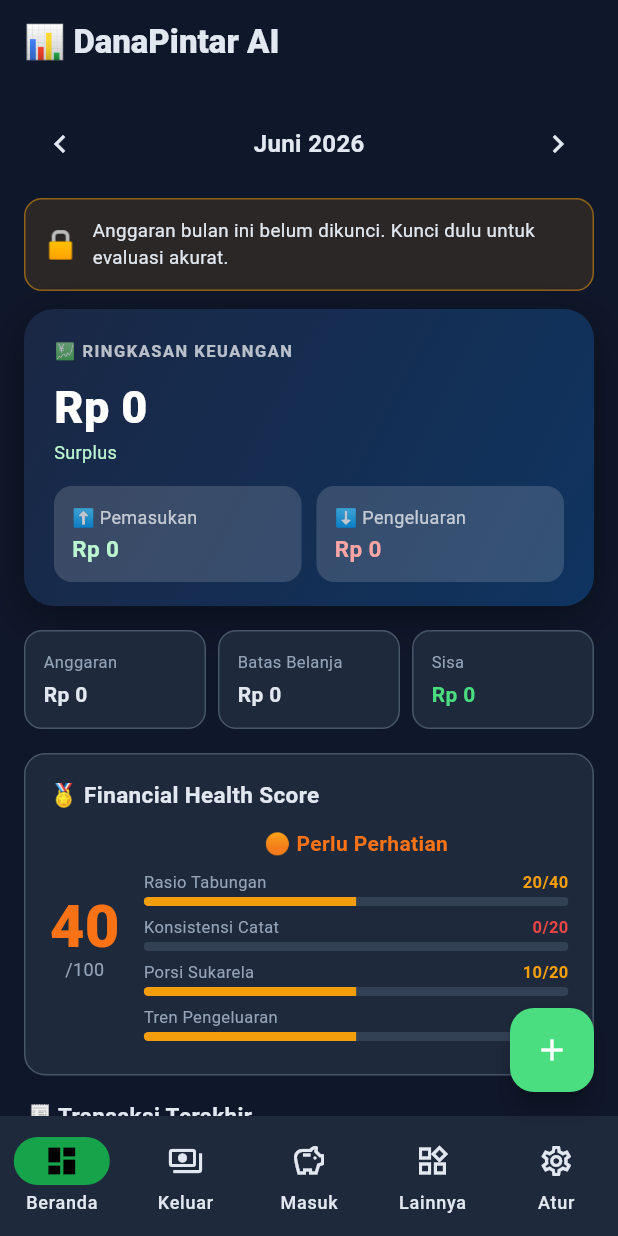
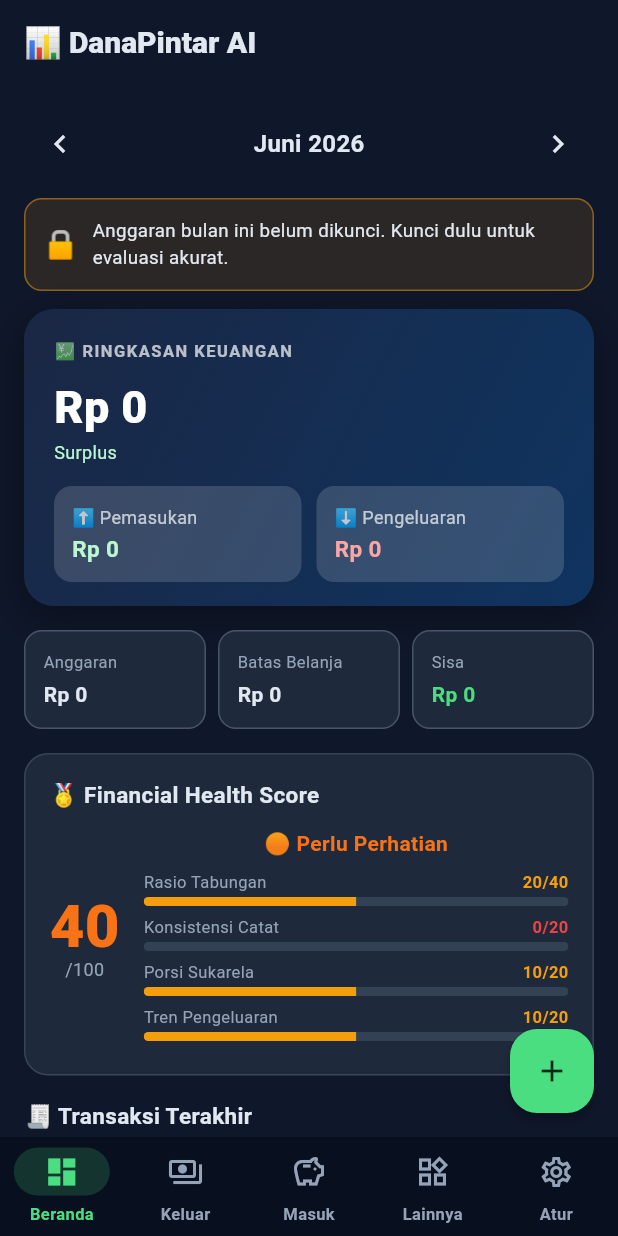
Before and after one commit to Hendrawan08/aplikasi_keuangan, a Flutter app: the screen it shows after launch, after a tap on "Lewati", on a phone screen of 412 x 824 dp. Run offline on Flutter 3.47's test engine with Material 3 defaults, Android fonts, the phone set to English and light mode, and no system bars; our stand-ins replace csv, drift, file_picker, fl_chart, flutter_local_notifications, flutter_riverpod and 7 more; missing offline and left inert: app_settings; accounts and stored records are empty; generated files the repository leaves out were written again.

Commit message:
style(ui): rombak tema global "Modern Dark/Cinema" — percantik semua halaman
Mengikuti panduan skill UI/UX (gaya Modern Dark / Cinema Mobile), agar seluruh
halaman tampil konsisten & lebih premium lewat tema bersama:

- AppTheme: sudut membulat 16, border tipis (hairline), surfaceTint dimatikan.
- NavigationBar bawah: warna sidebar, indikator hijau lembut, label/ikon aktif
  hijau (sebelumnya tema nav diabaikan karena pakai BottomNavigationBarTheme).
- AppBar: judul tebal, tanpa tint saat scroll.
- Input form: radius 14, fokus aksen hijau tebal, padding nyaman.
- Tombol (Filled/Elevated/Outlined/Text) & FAB: radius konsisten, FAB hijau.
- Chip, Dialog, BottomSheet (drag handle), SnackBar (floating), Switch,
  ProgressIndicator, Divider, ListTile: ditema seragam dengan aksen merek.
- Tambah AppColors.accentGradient & cinemaGradient.

Sentuhan komponen yang sering tampil:
- TxTile: ikon panah dalam kotak membulat (ganti emoji), sudut 16.
- HealthCard: samakan radius 16 & border lembut.

Verifikasi: flutter analyze bersih, 54 test lulus.

```diff
--- a/danapintar/lib/core/theme/app_colors.dart
+++ b/danapintar/lib/core/theme/app_colors.dart
@@ -23,4 +23,18 @@ abstract class AppColors {
     end: Alignment.bottomRight,
     colors: [Color(0xFF1A2744), Color(0xFF0F3460)],
   );
+
+  /// Gradien aksen merek (tombol utama, sorotan).
+  static const accentGradient = LinearGradient(
+    begin: Alignment.topLeft,
+    end: Alignment.bottomRight,
+    colors: [Color(0xFF4ADE80), Color(0xFF16A34A)],
+  );
+
+  /// Latar gelap sinematik (dipakai layar pembuka & header).
+  static const cinemaGradient = LinearGradient(
+    begin: Alignment.topCenter,
+    end: Alignment.bottomCenter,
+    colors: [Color(0xFF13203A), Color(0xFF0A1426), Color(0xFF050B16)],
+  );
 }
--- a/danapintar/lib/core/theme/app_theme.dart
+++ b/danapintar/lib/core/theme/app_theme.dart
@@ -2,15 +2,18 @@ import 'package:flutter/material.dart';
 
 import 'app_colors.dart';
 
-/// Tema gelap aplikasi — menggantikan blok CSS pada versi Streamlit.
+/// Tema gelap aplikasi — gaya "Modern Dark / Cinema": sudut membulat,
+/// border tipis, aksen hijau, navigasi & komponen yang konsisten di semua halaman.
 abstract class AppTheme {
+  static const _radius = 16.0;
+
   static ThemeData dark() {
     const scheme = ColorScheme.dark(
       primary: AppColors.accent,
       secondary: AppColors.accent2,
       surface: AppColors.bg2,
       error: AppColors.expense,
-      onPrimary: Colors.white,
+      onPrimary: Color(0xFF06281A),
       onSurface: AppColors.text,
     );
 
@@ -20,44 +23,67 @@ abstract class AppTheme {
       colorScheme: scheme,
       scaffoldBackgroundColor: AppColors.bg,
       fontFamily: 'Roboto',
+      splashFactory: InkSparkle.splashFactory,
     );
 
     return base.copyWith(
-      textTheme: base.textTheme.apply(
-        bodyColor: AppColors.text,
-        displayColor: AppColors.text,
-      ),
+      textTheme: base.textTheme
+          .apply(bodyColor: AppColors.text, displayColor: AppColors.text)
+          .copyWith(
+            titleLarge: base.textTheme.titleLarge?.copyWith(
+              fontWeight: FontWeight.w800,
+              letterSpacing: 0.2,
+            ),
+            titleMedium: base.textTheme.titleMedium?.copyWith(
+              fontWeight: FontWeight.w700,
+            ),
+          ),
       appBarTheme: const AppBarTheme(
         backgroundColor: AppColors.bg,
         foregroundColor: AppColors.text,
         elevation: 0,
+        scrolledUnderElevation: 0,
+        surfaceTintColor: Colors.transparent,
         centerTitle: false,
+        titleTextStyle: TextStyle(
+          color: AppColors.text,
+          fontSize: 20,
+          fontWeight: FontWeight.w800,
+        ),
       ),
       cardTheme: CardThemeData(
         color: AppColors.bg2,
         elevation: 0,
+        surfaceTintColor: Colors.transparent,
         shape: RoundedRectangleBorder(
-          borderRadius: BorderRadius.circular(14),
-          side: const BorderSide(color: AppColors.border),
+          borderRadius: BorderRadius.circular(_radius),
+          side: BorderSide(color: AppColors.border.withValues(alpha: 0.6)),
         ),
         margin: const EdgeInsets.symmetric(vertical: 6),
       ),
       inputDecorationTheme: InputDecorationTheme(
         filled: true,
         fillColor: AppColors.bg,
+        contentPadding: const EdgeInsets.symmetric(
+          horizontal: 14,
+          vertical: 14,
+        ),
         hintStyle: const TextStyle(color: AppColors.text2),
-        labelStyle: const TextStyle(color: AppColors.text),
-        border: OutlineInputBorder(
-          borderRadius: BorderRadius.circular(10),
-          borderSide: const BorderSide(color: AppColors.border),
-        ),
-        enabledBorder: OutlineInputBorder(
-          borderRadius: BorderRadius.circular(10),
-          borderSide: const BorderSide(color: AppColors.border),
-        ),
-        focusedBorder: OutlineInputBorder(
-          borderRadius: BorderRadius.circular(10),
-          borderSide: const BorderSide(color: AppColors.accent, width: 1.5),
+        labelStyle: const TextStyle(color: AppColors.text2),
+        prefixIconColor: AppColors.text2,
+        border: _inputBorder(AppColors.border.withValues(alpha: 0.7)),
+        enabledBorder: _inputBorder(AppColors.border.withValues(alpha: 0.7)),
+        focusedBorder: _inputBorder(AppColors.accent, width: 1.6),
+        errorBorder: _inputBorder(AppColors.expense),
+        focusedErrorBorder: _inputBorder(AppColors.expense, width: 1.6),
+      ),
+      filledButtonTheme: FilledButtonThemeData(
+        style: FilledButton.styleFrom(
+          backgroundColor: AppColors.accent2,
+          foregroundColor: Colors.white,
+          padding: const EdgeInsets.symmetric(horizontal: 20, vertical: 14),
+          shape: _btnShape(),
+          textStyle: const TextStyle(fontWeight: FontWeight.w700, fontSize: 14),
         ),
       ),
       elevatedButtonTheme: ElevatedButtonThemeData(
@@ -65,20 +91,120 @@ abstract class AppTheme {
           backgroundColor: AppColors.accent2,
           foregroundColor: Colors.white,
           elevation: 0,
-          padding: const EdgeInsets.symmetric(horizontal: 18, vertical: 14),
-          shape: RoundedRectangleBorder(
-            borderRadius: BorderRadius.circular(10),
-          ),
+          padding: const EdgeInsets.symmetric(horizontal: 20, vertical: 14),
+          shape: _btnShape(),
           textStyle: const TextStyle(fontWeight: FontWeight.w700),
         ),
       ),
-      dividerTheme: const DividerThemeData(color: AppColors.border, space: 24),
-      bottomNavigationBarTheme: const BottomNavigationBarThemeData(
+      outlinedButtonTheme: OutlinedButtonThemeData(
+        style: OutlinedButton.styleFrom(
+          foregroundColor: AppColors.accent,
+          side: BorderSide(color: AppColors.accent.withValues(alpha: 0.6)),
+          padding: const EdgeInsets.symmetric(horizontal: 18, vertical: 13),
+          shape: _btnShape(),
+          textStyle: const TextStyle(fontWeight: FontWeight.w700),
+        ),
+      ),
+      textButtonTheme: TextButtonThemeData(
+        style: TextButton.styleFrom(
+          foregroundColor: AppColors.accent,
+          textStyle: const TextStyle(fontWeight: FontWeight.w700),
+        ),
+      ),
+      floatingActionButtonTheme: const FloatingActionButtonThemeData(
+        backgroundColor: AppColors.accent,
+        foregroundColor: Color(0xFF06281A),
+        elevation: 3,
+        focusElevation: 3,
+        hoverElevation: 4,
+        shape: RoundedRectangleBorder(
+          borderRadius: BorderRadius.all(Radius.circular(18)),
+        ),
+      ),
+      navigationBarTheme: NavigationBarThemeData(
         backgroundColor: AppColors.sidebar,
-        selectedItemColor: AppColors.accent,
-        unselectedItemColor: AppColors.text2,
-        type: BottomNavigationBarType.fixed,
+        surfaceTintColor: Colors.transparent,
+        indicatorColor: AppColors.accent.withValues(alpha: 0.18),
+        height: 66,
+        elevation: 0,
+        labelTextStyle: WidgetStateProperty.resolveWith(
+          (states) => TextStyle(
+            fontSize: 11,
+            fontWeight: FontWeight.w600,
+            color: states.contains(WidgetState.selected)
+                ? AppColors.accent
+                : AppColors.text2,
+          ),
+        ),
+        iconTheme: WidgetStateProperty.resolveWith(
+          (states) => IconThemeData(
+            color: states.contains(WidgetState.selected)
+                ? AppColors.accent
+                : AppColors.text2,
+          ),
+        ),
+      ),
+      chipTheme: ChipThemeData(
+        backgroundColor: AppColors.bg,
+        selectedColor: AppColors.accent.withValues(alpha: 0.18),
+        side: BorderSide(color: AppColors.border.withValues(alpha: 0.7)),
+        labelStyle: const TextStyle(
+          color: AppColors.text,
+          fontWeight: FontWeight.w600,
+          fontSize: 12,
+        ),
+        shape: const StadiumBorder(),
+        padding: const EdgeInsets.symmetric(horizontal: 10, vertical: 6),
+      ),
+      dialogTheme: DialogThemeData(
+        backgroundColor: AppColors.bg2,
+        surfaceTintColor: Colors.transparent,
+        shape: RoundedRectangleBorder(borderRadius: BorderRadius.circular(20)),
+      ),
+      bottomSheetTheme: const BottomSheetThemeData(
+        backgroundColor: AppColors.bg2,
+        surfaceTintColor: Colors.transparent,
+        showDragHandle: true,
+        dragHandleColor: AppColors.border,
+      ),
+      snackBarTheme: SnackBarThemeData(
+        behavior: SnackBarBehavior.floating,
+        backgroundColor: AppColors.bg3,
+        contentTextStyle: const TextStyle(color: AppColors.text),
+        actionTextColor: AppColors.accent,
+        shape: RoundedRectangleBorder(borderRadius: BorderRadius.circular(12)),
+      ),
+      switchTheme: SwitchThemeData(
+        thumbColor: WidgetStateProperty.resolveWith(
+          (s) => s.contains(WidgetState.selected) ? AppColors.accent : null,
+        ),
+        trackColor: WidgetStateProperty.resolveWith(
+          (s) => s.contains(WidgetState.selected)
+              ? AppColors.accent.withValues(alpha: 0.4)
+              : null,
+        ),
+      ),
+      progressIndicatorTheme: const ProgressIndicatorThemeData(
+        color: AppColors.accent,
+      ),
+      listTileTheme: const ListTileThemeData(
+        iconColor: AppColors.text2,
+        textColor: AppColors.text,
+      ),
+      dividerTheme: DividerThemeData(
+        color: AppColors.border.withValues(alpha: 0.6),
+        space: 24,
       ),
     );
   }
+
+  static OutlineInputBorder _inputBorder(Color color, {double width = 1}) {
+    return OutlineInputBorder(
+      borderRadius: BorderRadius.circular(14),
+      borderSide: BorderSide(color: color, width: width),
+    );
+  }
+
+  static RoundedRectangleBorder _btnShape() =>
+      RoundedRectangleBorder(borderRadius: BorderRadius.circular(14));
 }
--- a/danapintar/lib/presentation/widgets/health_card.dart
+++ b/danapintar/lib/presentation/widgets/health_card.dart
@@ -23,8 +23,8 @@ class HealthCard extends StatelessWidget {
       padding: const EdgeInsets.all(16),
       decoration: BoxDecoration(
         color: AppColors.bg2,
-        borderRadius: BorderRadius.circular(14),
-        border: Border.all(color: AppColors.border),
+        borderRadius: BorderRadius.circular(16),
+        border: Border.all(color: AppColors.border.withValues(alpha: 0.6)),
       ),
       child: Column(
         crossAxisAlignment: CrossAxisAlignment.start,
--- a/danapintar/lib/presentation/widgets/tx_tile.dart
+++ b/danapintar/lib/presentation/widgets/tx_tile.dart
@@ -33,11 +33,19 @@ class TxTile extends StatelessWidget {
       child: ListTile(
         onTap: onTap,
         onLongPress: onLongPress,
-        leading: CircleAvatar(
-          backgroundColor: color.withValues(alpha: 0.15),
-          child: Text(
-            isExpense ? '⬇' : '⬆',
-            style: TextStyle(color: color, fontWeight: FontWeight.bold),
+        shape: RoundedRectangleBorder(borderRadius: BorderRadius.circular(16)),
+        leading: Container(
+          width: 42,
+          height: 42,
+          alignment: Alignment.center,
+          decoration: BoxDecoration(
+            color: color.withValues(alpha: 0.14),
+            borderRadius: BorderRadius.circular(12),
+          ),
+          child: Icon(
+            isExpense ? Icons.south_west_rounded : Icons.north_east_rounded,
+            color: color,
+            size: 20,
           ),
         ),
         title: Text(
```
